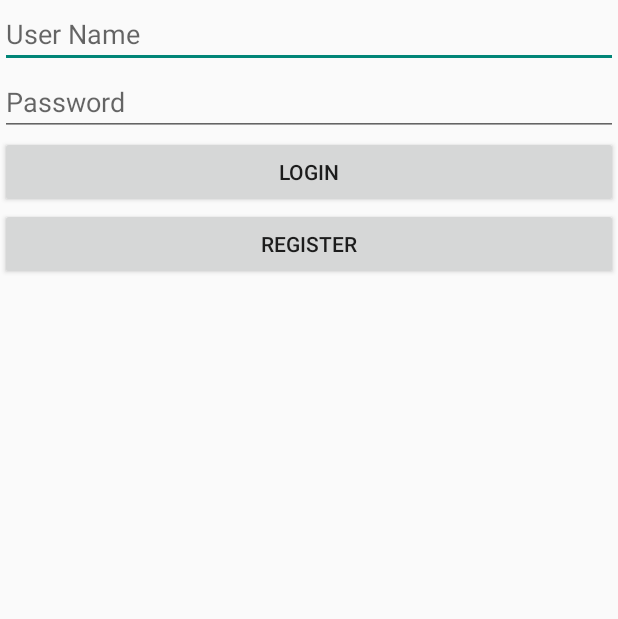
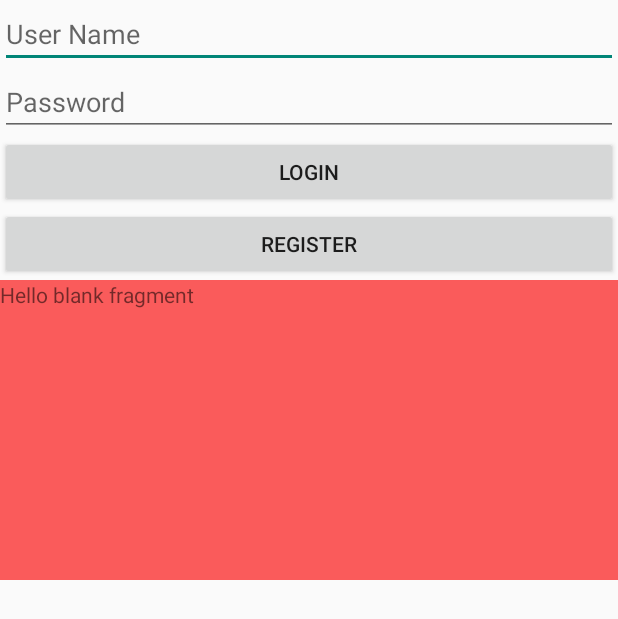
Before and after one commit to imthanhhai217/Android56_dayyy2, an Android app: the screen it shows after launch (MainActivity), on a phone screen of 412 x 824 dp. Shown: the top 619 px of the screen. Run offline under Robolectric (Android 15) with nearby library versions, the phone set to English and light mode, and no system bars.

Commit message:
- add code fragment

```diff
--- a/app/src/main/AndroidManifest.xml
+++ b/app/src/main/AndroidManifest.xml
@@ -14,7 +14,8 @@
         tools:targetApi="31">
         <activity
             android:name=".HomeActivity"
-            android:exported="false" />
+            android:exported="false" >
+        </activity>
         <activity
             android:name=".MainActivity"
             android:exported="true">
--- /dev/null
+++ b/app/src/main/java/com/example/android65_dayyy2/Constants.java
@@ -0,0 +1,7 @@
+package com.example.android65_dayyy2;
+
+public class Constants {
+
+    public static final String SHARED_PREF_NAME = "my_pref";
+    public static final String USE_NAME = "name";
+}
--- a/app/src/main/java/com/example/android65_dayyy2/HomeActivity.java
+++ b/app/src/main/java/com/example/android65_dayyy2/HomeActivity.java
@@ -1,10 +1,12 @@
 package com.example.android65_dayyy2;
 
 import android.content.Intent;
+import android.content.SharedPreferences;
 import android.os.Bundle;
 import android.view.View;
 import android.widget.Button;
 import android.widget.TextView;
+import android.widget.Toast;
 
 import androidx.activity.EdgeToEdge;
 import androidx.appcompat.app.AppCompatActivity;
@@ -39,12 +41,19 @@ public class HomeActivity extends AppCompatActivity {
                 finish();
             }
         });
+
+        SharedPreferences sharedPreferences = getSharedPreferences("my_prefs", MODE_PRIVATE);
+        String name = sharedPreferences.getString(Constants.USE_NAME,"default");
+        Toast.makeText(this, name, Toast.LENGTH_SHORT).show();
     }
 
     private void initData() {
         userNameValue = getIntent().getStringExtra("un");
         String passwordValue = getIntent().getStringExtra("ps");
 
+        Bundle bundle = getIntent().getExtras();
+        String name = bundle.getString("name");
+
         tvWelcome.setText("Xin Chào " + userNameValue +"!");
 
     }
--- a/app/src/main/java/com/example/android65_dayyy2/MainActivity.java
+++ b/app/src/main/java/com/example/android65_dayyy2/MainActivity.java
@@ -1,6 +1,7 @@
 package com.example.android65_dayyy2;
 
 import android.content.Intent;
+import android.content.SharedPreferences;
 import android.os.Bundle;
 import android.util.Log;
 import android.widget.Button;
@@ -29,6 +30,34 @@ public class MainActivity extends AppCompatActivity {
         setContentView(R.layout.activity_login);
         Log.d(TAG, "onCreate: ");
         initView();
+
+//        SharedPreferences sharedPreferences = getSharedPreferences(Constants.SHARED_PREF_NAME, MODE_PRIVATE);
+//        String name = "Hai";
+//        sharedPreferences.edit().putString(Constants.USE_NAME, name).apply();
+//
+//        Intent intent = new Intent();
+//        intent.putExtra("name", name);
+//
+//        Bundle bundle = new Bundle();
+//        bundle.putString("name", name);
+//        intent.putExtras(bundle);
+        initFragments();
+    }
+
+    private void initFragments() {
+        //Add Setting fragment
+        SettingFragment settingFragment = SettingFragment.newInstance();
+        getSupportFragmentManager().beginTransaction()
+                .add(R.id.flFirst, settingFragment)
+                .commit();
+
+        //Replace Second fragment
+        SecondFragment secondFragment = SecondFragment.newInstance("","");
+        getSupportFragmentManager().beginTransaction()
+                .replace(R.id.flSecond, secondFragment)
+                .commit();
+
+        getSupportFragmentManager().beginTransaction().remove(secondFragment).commit();
     }
 
     private void initView() {
--- /dev/null
+++ b/app/src/main/java/com/example/android65_dayyy2/SecondFragment.java
@@ -0,0 +1,64 @@
+package com.example.android65_dayyy2;
+
+import android.os.Bundle;
+
+import androidx.fragment.app.Fragment;
+
+import android.view.LayoutInflater;
+import android.view.View;
+import android.view.ViewGroup;
+
+/**
+ * A simple {@link Fragment} subclass.
+ * Use the {@link SecondFragment#newInstance} factory method to
+ * create an instance of this fragment.
+ */
+public class SecondFragment extends Fragment {
+
+    // TODO: Rename parameter arguments, choose names that match
+    // the fragment initialization parameters, e.g. ARG_ITEM_NUMBER
+    private static final String ARG_PARAM1 = "param1";
+    private static final String ARG_PARAM2 = "param2";
+
+    // TODO: Rename and change types of parameters
+    private String mParam1;
+    private String mParam2;
+
+    public SecondFragment() {
+        // Required empty public constructor
+    }
+
+    /**
+     * Use this factory method to create a new instance of
+     * this fragment using the provided parameters.
+     *
+     * @param param1 Parameter 1.
+     * @param param2 Parameter 2.
+     * @return A new instance of fragment SecondFragment.
+     */
+    // TODO: Rename and change types and number of parameters
+    public static SecondFragment newInstance(String param1, String param2) {
+        SecondFragment fragment = new SecondFragment();
+        Bundle args = new Bundle();
+        args.putString(ARG_PARAM1, param1);
+        args.putString(ARG_PARAM2, param2);
+        fragment.setArguments(args);
+        return fragment;
+    }
+
+    @Override
+    public void onCreate(Bundle savedInstanceState) {
+        super.onCreate(savedInstanceState);
+        if (getArguments() != null) {
+            mParam1 = getArguments().getString(ARG_PARAM1);
+            mParam2 = getArguments().getString(ARG_PARAM2);
+        }
+    }
+
+    @Override
+    public View onCreateView(LayoutInflater inflater, ViewGroup container,
+                             Bundle savedInstanceState) {
+        // Inflate the layout for this fragment
+        return inflater.inflate(R.layout.fragment_second, container, false);
+    }
+}
--- /dev/null
+++ b/app/src/main/java/com/example/android65_dayyy2/SettingFragment.java
@@ -0,0 +1,60 @@
+package com.example.android65_dayyy2;
+
+import android.os.Bundle;
+
+import androidx.annotation.NonNull;
+import androidx.annotation.Nullable;
+import androidx.fragment.app.Fragment;
+
+import android.view.LayoutInflater;
+import android.view.View;
+import android.view.ViewGroup;
+
+/**
+ * A simple {@link Fragment} subclass.
+ * Use the {@link SettingFragment#newInstance} factory method to
+ * create an instance of this fragment.
+ */
+public class SettingFragment extends Fragment {
+    public SettingFragment() {
+        // Required empty public constructor
+    }
+
+    public static SettingFragment newInstance() {
+        Bundle args = new Bundle();
+        SettingFragment fragment = new SettingFragment();
+        fragment.setArguments(args);
+        return fragment;
+    }
+
+    public static SettingFragment newInstance(String param1, String param2) {
+        SettingFragment fragment = new SettingFragment();
+        Bundle args = new Bundle();
+//        args.putString(ARG_PARAM1, param1);
+//        args.putString(ARG_PARAM2, param2);
+        fragment.setArguments(args);
+        return fragment;
+    }
+
+    @Override
+    public void onCreate(Bundle savedInstanceState) {
+        super.onCreate(savedInstanceState);
+//        if (getArguments() != null) {
+//            mParam1 = getArguments().getString(ARG_PARAM1);
+//            mParam2 = getArguments().getString(ARG_PARAM2);
+//        }
+    }
+
+    @Override
+    public View onCreateView(LayoutInflater inflater, ViewGroup container,
+                             Bundle savedInstanceState) {
+        // Inflate the layout for this fragment
+        return inflater.inflate(R.layout.fragment_setting, container, false);
+    }
+
+    @Override
+    public void onViewCreated(@NonNull View view, @Nullable Bundle savedInstanceState) {
+        super.onViewCreated(view, savedInstanceState);
+
+    }
+}
--- a/app/src/main/res/layout/activity_login.xml
+++ b/app/src/main/res/layout/activity_login.xml
@@ -33,4 +33,12 @@
         android:layout_height="wrap_content"
         android:text="Register" />
 
+    <FrameLayout
+        android:id="@+id/flFirst"
+        android:layout_width="match_parent"
+        android:layout_height="200dp"/>
+    <FrameLayout
+        android:id="@+id/flSecond"
+        android:layout_width="match_parent"
+        android:layout_height="200dp"/>
 </LinearLayout>
--- /dev/null
+++ b/app/src/main/res/layout/fragment_second.xml
@@ -0,0 +1,15 @@
+<?xml version="1.0" encoding="utf-8"?>
+<FrameLayout xmlns:android="http://schemas.android.com/apk/res/android"
+    xmlns:tools="http://schemas.android.com/tools"
+    android:layout_width="match_parent"
+    android:background="#4CAF50"
+    android:layout_height="match_parent"
+    tools:context=".SecondFragment">
+
+    <!-- TODO: Update blank fragment layout -->
+    <TextView
+        android:layout_width="match_parent"
+        android:layout_height="match_parent"
+        android:text="@string/hello_blank_fragment" />
+
+</FrameLayout>
--- /dev/null
+++ b/app/src/main/res/layout/fragment_setting.xml
@@ -0,0 +1,15 @@
+<?xml version="1.0" encoding="utf-8"?>
+<FrameLayout xmlns:android="http://schemas.android.com/apk/res/android"
+    xmlns:tools="http://schemas.android.com/tools"
+    android:layout_width="match_parent"
+    android:background="#FA5B5B"
+    android:layout_height="match_parent"
+    tools:context=".SettingFragment">
+
+    <!-- TODO: Update blank fragment layout -->
+    <TextView
+        android:layout_width="match_parent"
+        android:layout_height="match_parent"
+        android:text="@string/hello_blank_fragment" />
+
+</FrameLayout>
--- a/app/src/main/res/values/strings.xml
+++ b/app/src/main/res/values/strings.xml
@@ -1,3 +1,5 @@
 <resources>
     <string name="app_name">Android65_dayyy2</string>
+    <!-- TODO: Remove or change this placeholder text -->
+    <string name="hello_blank_fragment">Hello blank fragment</string>
 </resources>
```
